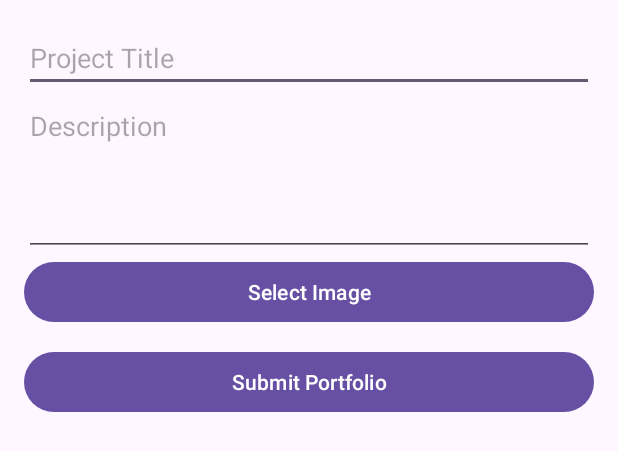
After one commit to Mayuushi/IT342-Syncra, an Android app: the layout fragment_portfolio_post.xml on its own in the app's theme, with its tools: preview values and no code run, on a phone screen of 412 x 824 dp. The commit adds this screen. Shown: the top 451 px of the screen. Run offline under Robolectric (Android 15) with nearby library versions, the phone set to English and light mode, and no system bars.

Commit message:
Added Post/Create Portfolio

```diff
--- /dev/null
+++ b/frontend-mobile/app/src/main/res/layout/fragment_portfolio_post.xml
@@ -0,0 +1,57 @@
+<?xml version="1.0" encoding="utf-8"?>
+<ScrollView xmlns:android="http://schemas.android.com/apk/res/android"
+    android:layout_width="match_parent"
+    android:layout_height="match_parent"
+    android:padding="16dp">
+
+    <LinearLayout
+        android:layout_width="match_parent"
+        android:layout_height="wrap_content"
+        android:orientation="vertical">
+
+        <EditText
+            android:id="@+id/inputProjectTitle"
+            android:layout_width="match_parent"
+            android:layout_height="wrap_content"
+            android:hint="Project Title"
+            android:inputType="text" />
+
+        <EditText
+            android:id="@+id/inputProjectDescription"
+            android:layout_width="match_parent"
+            android:layout_height="wrap_content"
+            android:hint="Description"
+            android:minLines="4"
+            android:gravity="top"
+            android:inputType="textMultiLine" />
+
+        <ImageView
+            android:id="@+id/imagePreviewPortfolio"
+            android:layout_width="match_parent"
+            android:layout_height="200dp"
+            android:scaleType="centerCrop"
+            android:layout_marginTop="12dp"
+            android:visibility="gone" />
+
+        <Button
+            android:id="@+id/btnSelectPortfolioImage"
+            android:layout_width="match_parent"
+            android:layout_height="wrap_content"
+            android:text="Select Image" />
+
+        <Button
+            android:id="@+id/btnSubmitPortfolio"
+            android:layout_width="match_parent"
+            android:layout_height="wrap_content"
+            android:text="Submit Portfolio"
+            android:layout_marginTop="12dp" />
+
+        <ProgressBar
+            android:id="@+id/progressLoading"
+            android:layout_width="wrap_content"
+            android:layout_height="wrap_content"
+            android:layout_gravity="center"
+            android:visibility="gone"
+            android:layout_marginTop="16dp"/>
+    </LinearLayout>
+</ScrollView>
```
Also changed, not shown: frontend-mobile/app/src/main/java/edu/cit/syncra/Controller/ApiService.kt (+11 -1 lines), frontend-mobile/app/src/main/java/edu/cit/syncra/DataClass/Portfolio.kt (added, +8 -0 lines), frontend-mobile/app/src/main/java/edu/cit/syncra/fragments/PortfolioPostFragment.kt (added, +142 -0 lines), frontend-mobile/app/src/main/java/edu/cit/syncra/fragments/ProfileAndPostsFragment.kt (+11 -0 lines), frontend-mobile/app/src/main/res/layout/fragment_profile_and_post.xml (+7 -0 lines).
